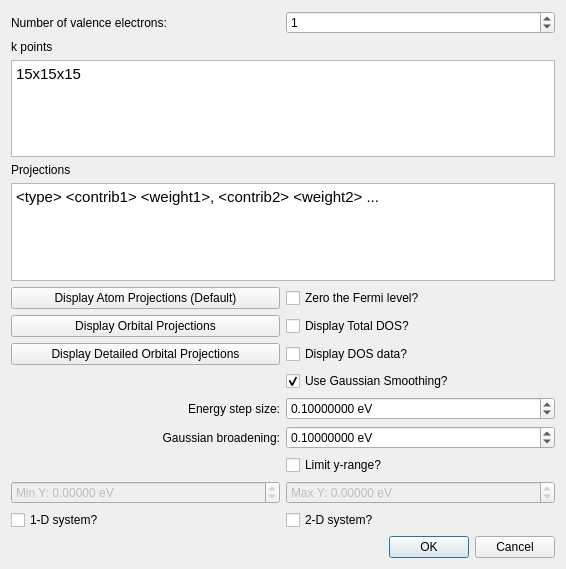
The window that libavogadro/src/extensions/yaehmop/yaehmopprojecteddosdialog.ui (SSeBastian3/avogadro) describes before a commit, drawn with Qt 5.
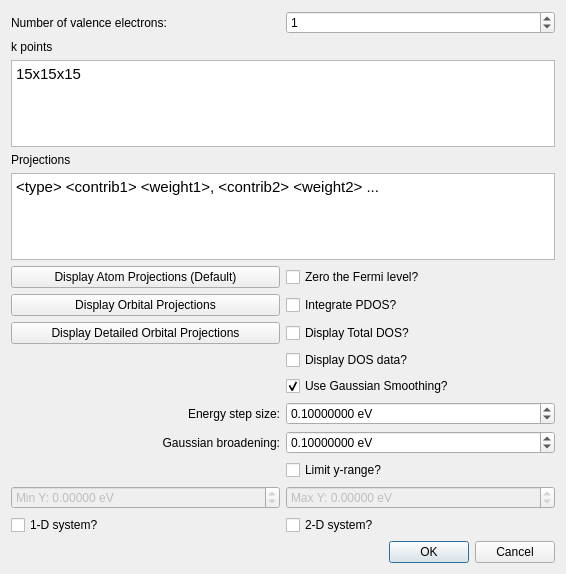
The same window after the commit.

Commit message:
Added integration as a GUI option for PDOS
Also changed several "size_t" variables to
"int"s to avoid compiler warnings with Qt containers.

Patch:
```diff
--- a/libavogadro/src/extensions/yaehmop/yaehmopprojecteddosdialog.ui
+++ b/libavogadro/src/extensions/yaehmop/yaehmopprojecteddosdialog.ui
@@ -7,14 +7,14 @@
     <x>0</x>
     <y>0</y>
     <width>566</width>
-    <height>569</height>
+    <height>574</height>
    </rect>
   </property>
   <property name="windowTitle">
    <string>Yaehmop Projected DOS</string>
   </property>
   <layout class="QGridLayout" name="gridLayout">
-   <item row="10" column="1">
+   <item row="11" column="1">
     <widget class="QCheckBox" name="cb_displayTotalDOS">
      <property name="text">
       <string>Display Total DOS?</string>
@@ -48,7 +48,7 @@
      </property>
     </widget>
    </item>
-   <item row="14" column="0">
+   <item row="15" column="0">
     <widget class="QLabel" name="label_3">
      <property name="text">
       <string>Energy step size:</string>
@@ -94,7 +94,7 @@
      </property>
     </widget>
    </item>
-   <item row="15" column="0">
+   <item row="16" column="0">
     <widget class="QLabel" name="label_4">
      <property name="text">
       <string>Gaussian broadening:</string>
@@ -104,7 +104,7 @@
      </property>
     </widget>
    </item>
-   <item row="12" column="1">
+   <item row="13" column="1">
     <widget class="QCheckBox" name="cb_useSmoothing">
      <property name="toolTip">
       <string>&lt;html&gt;&lt;head/&gt;&lt;body&gt;&lt;p&gt;Whether or not to use Gaussian smoothing to smooth the data.&lt;/p&gt;&lt;p&gt;&lt;br/&gt;&lt;/p&gt;&lt;p&gt;Smoothing is typically performed for density of states data.&lt;/p&gt;&lt;p&gt;Default: on&lt;/p&gt;&lt;/body&gt;&lt;/html&gt;</string>
@@ -117,7 +117,7 @@
      </property>
     </widget>
    </item>
-   <item row="14" column="1">
+   <item row="15" column="1">
     <widget class="QDoubleSpinBox" name="spin_energyStep">
      <property name="toolTip">
       <string>&lt;html&gt;&lt;head/&gt;&lt;body&gt;&lt;p&gt;The energy step size for Gaussian smoothing. &lt;/p&gt;&lt;p&gt;Default: 0.1&lt;/p&gt;&lt;/body&gt;&lt;/html&gt;</string>
@@ -148,7 +148,7 @@
      </property>
     </widget>
    </item>
-   <item row="15" column="1">
+   <item row="16" column="1">
     <widget class="QDoubleSpinBox" name="spin_broadening">
      <property name="toolTip">
       <string>&lt;html&gt;&lt;head/&gt;&lt;body&gt;&lt;p&gt;Gaussian broadening for Gaussian smoothing. The Gaussian broadening is the standard deviation.&lt;/p&gt;&lt;p&gt;Default: 0.1&lt;/p&gt;&lt;/body&gt;&lt;/html&gt;</string>
@@ -173,7 +173,7 @@
      </property>
     </widget>
    </item>
-   <item row="21" column="0" colspan="2">
+   <item row="22" column="0" colspan="2">
     <widget class="QDialogButtonBox" name="buttonBox">
      <property name="orientation">
       <enum>Qt::Horizontal</enum>
@@ -183,7 +183,7 @@
      </property>
     </widget>
    </item>
-   <item row="19" column="1">
+   <item row="20" column="1">
     <widget class="QDoubleSpinBox" name="spin_maxY">
      <property name="enabled">
       <bool>false</bool>
@@ -205,7 +205,7 @@
      </property>
     </widget>
    </item>
-   <item row="11" column="1">
+   <item row="12" column="1">
     <widget class="QCheckBox" name="cb_displayData">
      <property name="toolTip">
       <string>&lt;html&gt;&lt;head/&gt;&lt;body&gt;&lt;p&gt;Whether or not to display the density of states data in a&lt;/p&gt;&lt;p&gt;pop-up box after the calculation finishes.&lt;/p&gt;&lt;p&gt;&lt;br/&gt;&lt;/p&gt;&lt;p&gt;Data may be copied and pasted into a separate file.&lt;/p&gt;&lt;p&gt;Default: off&lt;/p&gt;&lt;/body&gt;&lt;/html&gt;</string>
@@ -215,7 +215,7 @@
      </property>
     </widget>
    </item>
-   <item row="19" column="0">
+   <item row="20" column="0">
     <widget class="QDoubleSpinBox" name="spin_minY">
      <property name="enabled">
       <bool>false</bool>
@@ -247,7 +247,7 @@
      </property>
     </widget>
    </item>
-   <item row="16" column="1">
+   <item row="17" column="1">
     <widget class="QCheckBox" name="cb_limitY">
      <property name="toolTip">
       <string>&lt;html&gt;&lt;head/&gt;&lt;body&gt;&lt;p&gt;Limit the y-range?&lt;/p&gt;&lt;p&gt;&lt;br/&gt;&lt;/p&gt;&lt;p&gt;Default: off&lt;/p&gt;&lt;/body&gt;&lt;/html&gt;</string>
@@ -271,7 +271,7 @@
      </property>
     </widget>
    </item>
-   <item row="20" column="0">
+   <item row="21" column="0">
     <widget class="QCheckBox" name="cb_1DSystem">
      <property name="toolTip">
       <string>&lt;html&gt;&lt;head/&gt;&lt;body&gt;&lt;p&gt;If this box is checked, periodicity will only be along the A lattice vector.&lt;/p&gt;&lt;/body&gt;&lt;/html&gt;</string>
@@ -281,7 +281,7 @@
      </property>
     </widget>
    </item>
-   <item row="20" column="1">
+   <item row="21" column="1">
     <widget class="QCheckBox" name="cb_2DSystem">
      <property name="toolTip">
       <string>&lt;html&gt;&lt;head/&gt;&lt;body&gt;&lt;p&gt;If this box is checked, periodicity will only be along the A and B lattice vectors.&lt;/p&gt;&lt;/body&gt;&lt;/html&gt;</string>
@@ -291,13 +291,6 @@
      </property>
     </widget>
    </item>
-   <item row="10" column="0">
-    <widget class="QPushButton" name="push_displayOrbitalProj">
-     <property name="text">
-      <string>Display Orbital Projections</string>
-     </property>
-    </widget>
-   </item>
    <item row="9" column="0">
     <widget class="QPushButton" name="push_displayAtomProj">
      <property name="text">
@@ -305,6 +298,23 @@
      </property>
     </widget>
    </item>
+   <item row="10" column="1">
+    <widget class="QCheckBox" name="cb_integratePDOS">
+     <property name="toolTip">
+      <string>&lt;html&gt;&lt;head/&gt;&lt;body&gt;&lt;p&gt;Whether or not to integrate the Projected DOS&lt;/p&gt;&lt;p&gt;The integrations will show up in the same plot as thinner lines having the same color as their corresponding PDOS curve&lt;/p&gt;&lt;/body&gt;&lt;/html&gt;</string>
+     </property>
+     <property name="text">
+      <string>Integrate PDOS?</string>
+     </property>
+    </widget>
+   </item>
+   <item row="10" column="0">
+    <widget class="QPushButton" name="push_displayOrbitalProj">
+     <property name="text">
+      <string>Display Orbital Projections</string>
+     </property>
+    </widget>
+   </item>
    <item row="11" column="0">
     <widget class="QPushButton" name="push_displayDetailedOrbitalProj">
      <property name="text">
```
The commit also changes 5 other files.
